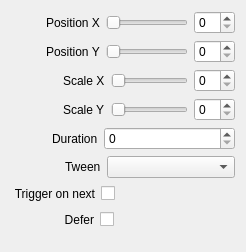
Old version of the form src/Widgets/Inspector/InspectorGeometryWidget.ui in the repository CasparCG/client.
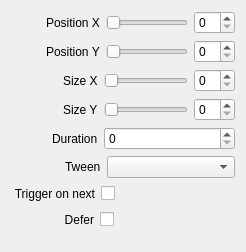
New version of the form.

Patch:
```diff
--- a/src/Widgets/Inspector/InspectorGeometryWidget.ui
+++ b/src/Widgets/Inspector/InspectorGeometryWidget.ui
@@ -112,7 +112,7 @@
      <item>
       <widget class="QLabel" name="labelScaleX">
        <property name="text">
-        <string>Scale X</string>
+        <string>Size X</string>
        </property>
       </widget>
      </item>
@@ -149,7 +149,7 @@
      <item>
       <widget class="QLabel" name="labelScaleY">
        <property name="text">
-        <string>Scale Y</string>
+        <string>Size Y</string>
        </property>
       </widget>
      </item>
```
